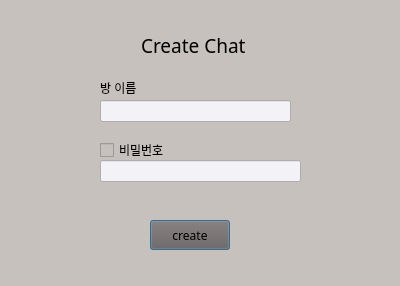
Before: the Qt Designer form src/client/gui/createRoom.ui in TaehyunJeon0203/lanssenger, drawn with Qt 5.
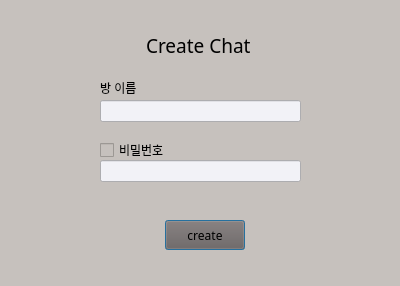
After: the same form once the commit is applied.

Commit message: Design: createRoom UI 위치조정

```diff
--- a/src/client/gui/createRoom.ui
+++ b/src/client/gui/createRoom.ui
@@ -19,7 +19,7 @@
   <widget class="QLabel" name="createRoomlabel">
    <property name="geometry">
     <rect>
-     <x>120</x>
+     <x>125</x>
      <y>30</y>
      <width>151</width>
      <height>31</height>
@@ -49,7 +49,7 @@
     <rect>
      <x>100</x>
      <y>100</y>
-     <width>191</width>
+     <width>201</width>
      <height>22</height>
     </rect>
    </property>
@@ -64,7 +64,7 @@
     <rect>
      <x>100</x>
      <y>140</y>
-     <width>121</width>
+     <width>71</width>
      <height>20</height>
     </rect>
    </property>
@@ -102,7 +102,7 @@
   <widget class="QPushButton" name="createRoomButton">
    <property name="geometry">
     <rect>
-     <x>150</x>
+     <x>165</x>
      <y>220</y>
      <width>80</width>
      <height>30</height>
```
